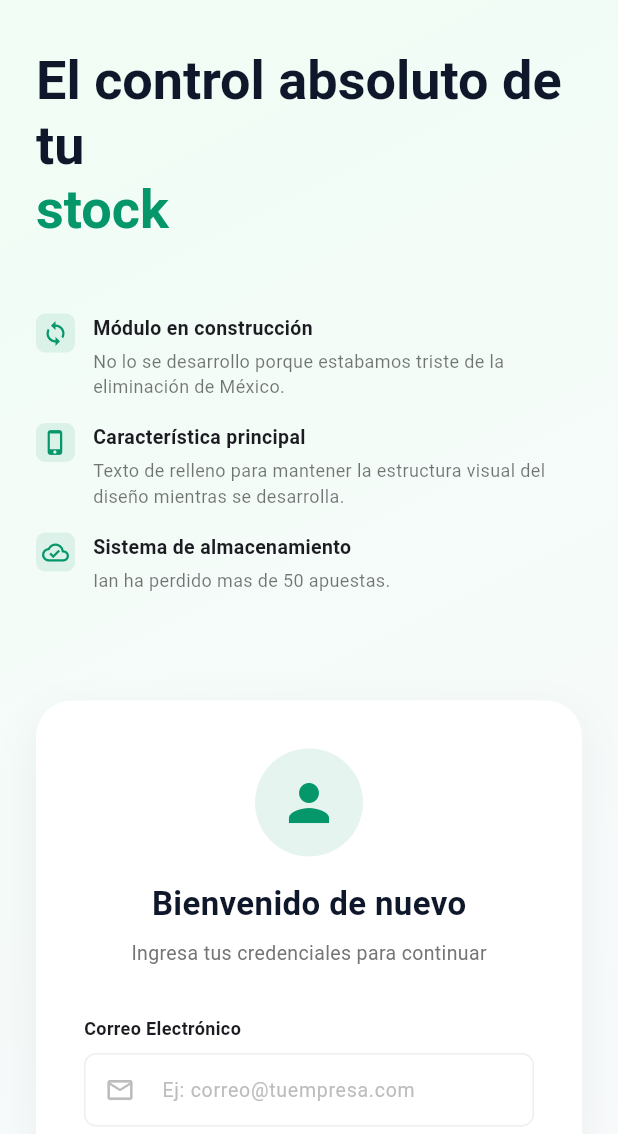
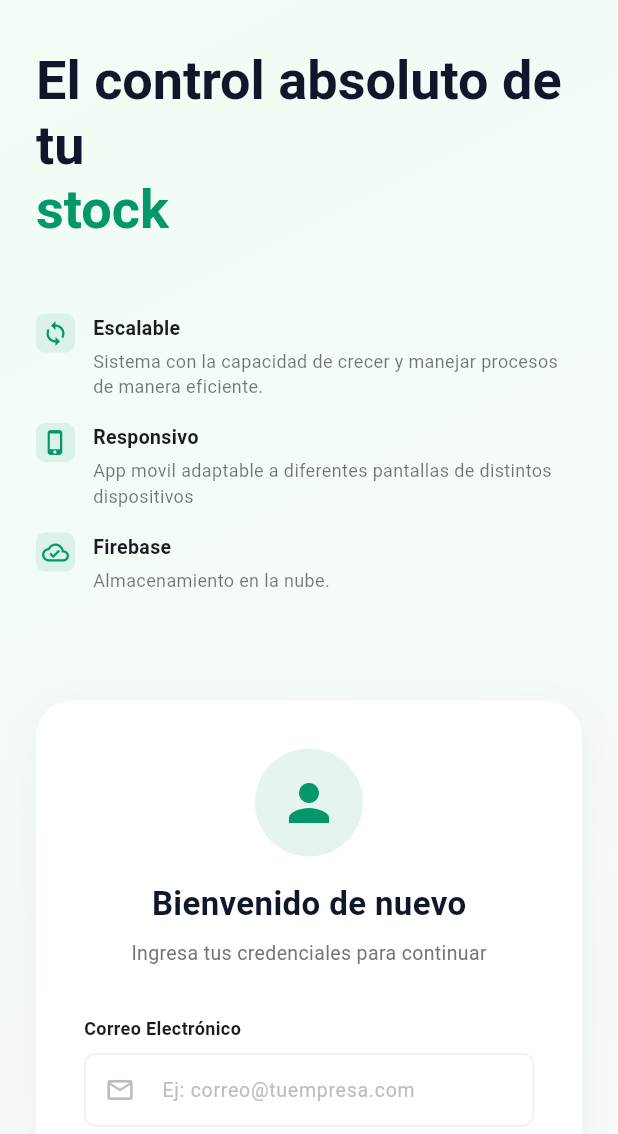
Before and after one commit to moviles-tin-2026/loggin_app-equipo4, a Flutter app: the screen it shows after launch, on a phone screen of 412 x 824 dp, the part 102-1236 px from its top. Run offline on Flutter 3.47's test engine with Material 3 defaults, Android fonts, the phone set to English and light mode, and no system bars; our stand-ins replace cloud_firestore, firebase_auth, firebase_core; missing offline and left inert: dart:html; accounts and stored records are empty.

Commit message:
Cambios al archivo login_page.dart: Se modifico la información que viene en la pagina principal por las caracteristicas del sistema.

```diff
--- a/lib/login_page.dart
+++ b/lib/login_page.dart
@@ -221,11 +221,11 @@ class _LoginPageState extends State<LoginPage> {
             ),
           ),
           const SizedBox(height: 48),
-          _buildFeatureItem(icon: Icons.sync, title: 'Módulo en construcción', description: 'No lo se desarrollo porque estabamos triste de la eliminación de México.'),
+          _buildFeatureItem(icon: Icons.sync, title: 'Escalable', description: 'Sistema con la capacidad de crecer y manejar procesos de manera eficiente.'),
           const SizedBox(height: 16),
-          _buildFeatureItem(icon: Icons.phone_iphone, title: 'Característica principal', description: 'Texto de relleno para mantener la estructura visual del diseño mientras se desarrolla.'),
+          _buildFeatureItem(icon: Icons.phone_iphone, title: 'Responsivo', description: 'App movil adaptable a diferentes pantallas de distintos dispositivos'),
           const SizedBox(height: 16),
-          _buildFeatureItem(icon: Icons.cloud_done_outlined, title: 'Sistema de almacenamiento', description: 'Ian ha perdido mas de 50 apuestas.'),
+          _buildFeatureItem(icon: Icons.cloud_done_outlined, title: 'Firebase', description: 'Almacenamiento en la nube.'),
           const SizedBox(height: 40),
         ],
       ),
```
